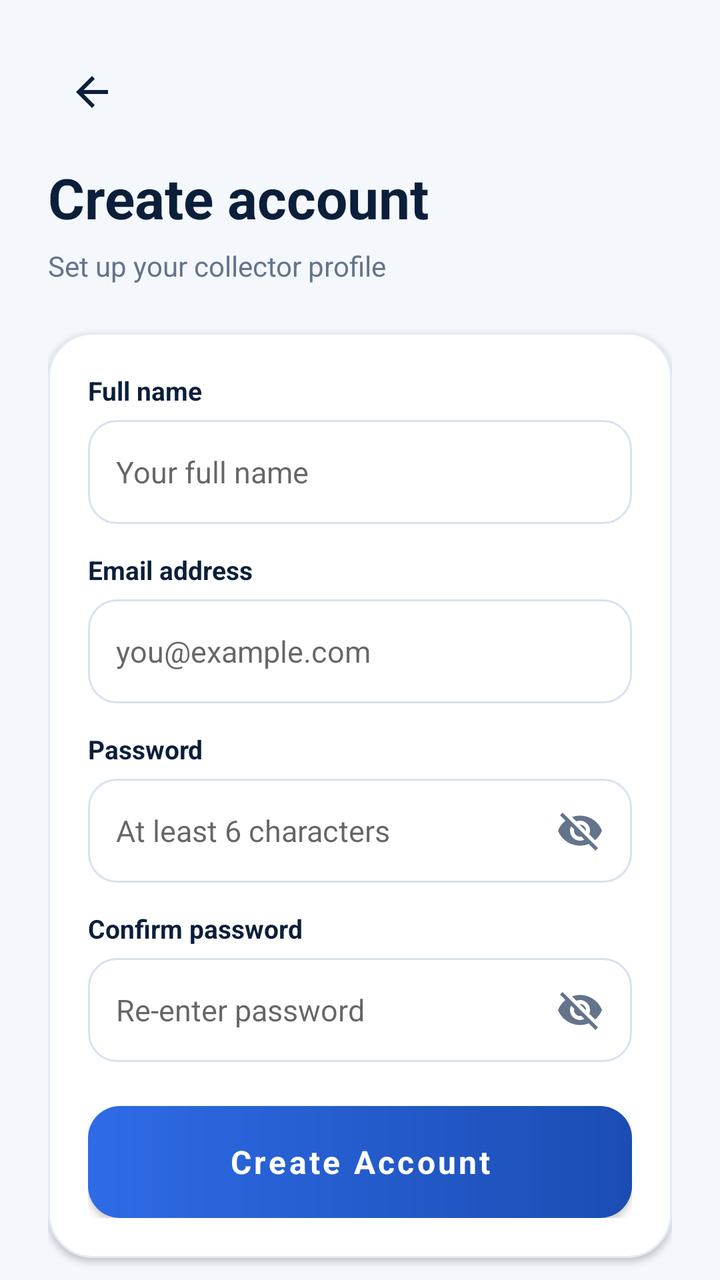
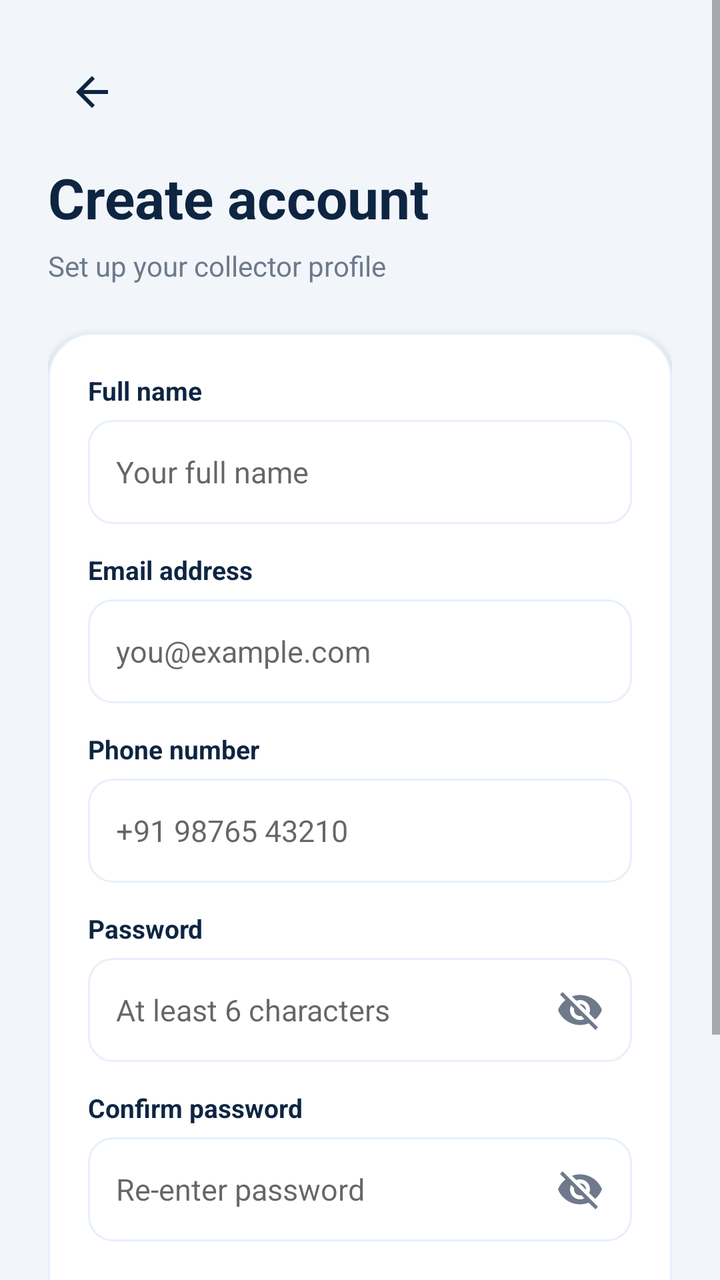

The first picture is an Android layout as it rendered before a commit; the second is the same layout after the commit. The layout source and the unified diff follow.
<!-- AndroidManifest.xml: application theme Theme.CSUCensus -->
<!-- res/layout/activity_signup.xml -->
<?xml version="1.0" encoding="utf-8"?>
<ScrollView
    xmlns:android="http://schemas.android.com/apk/res/android"
    xmlns:app="http://schemas.android.com/apk/res-auto"
    android:layout_width="match_parent"
    android:layout_height="match_parent"
    android:background="@color/background"
    android:fillViewport="true"
    android:scrollbars="none"
    >
    <LinearLayout
        android:layout_width="match_parent"
        android:layout_height="wrap_content"
        android:orientation="vertical"
        android:padding="24dp"
        >
        <ImageButton
            android:id="@+id/btnBack"
            android:layout_width="44dp"
            android:layout_height="44dp"
            android:src="@drawable/ic_back"
            android:background="?attr/selectableItemBackgroundBorderless"
            android:contentDescription="Back"
            app:tint="@color/navy" />
        <TextView
            android:layout_width="wrap_content"
            android:layout_height="wrap_content"
            android:text="Create account"
            android:textSize="28sp"
            android:textStyle="bold"
            android:textColor="@color/navy"
            android:layout_marginTop="12dp" />
        <TextView
            android:layout_width="wrap_content"
            android:layout_height="wrap_content"
            android:text="Set up your collector profile"
            android:textColor="@color/muted"
            android:textSize="14sp"
            android:layout_marginTop="6dp" />
        <LinearLayout
            android:layout_width="match_parent"
            android:layout_height="wrap_content"
            android:orientation="vertical"
            android:background="@drawable/bg_card"
            android:padding="20dp"
            android:layout_marginTop="24dp"
            android:elevation="2dp"
            >
            <TextView
                android:layout_width="wrap_content"
                android:layout_height="wrap_content"
                android:text="Full name"
                android:textColor="@color/navy"
                android:textStyle="bold"
                android:textSize="13sp" />
            <EditText
                android:id="@+id/etName"
                android:layout_width="match_parent"
                android:layout_height="52dp"
                android:hint="Your full name"
                android:paddingHorizontal="14dp"
                android:background="@drawable/bg_input"
                android:layout_marginTop="6dp"
                android:inputType="textPersonName"
                android:textColor="@color/navy"
                android:textSize="15sp" />
            <TextView
                android:layout_width="wrap_content"
                android:layout_height="wrap_content"
                android:text="Email address"
                android:textColor="@color/navy"
                android:textStyle="bold"
                android:textSize="13sp"
                android:layout_marginTop="14dp" />
            <EditText
                android:id="@+id/etEmail"
                android:layout_width="match_parent"
                android:layout_height="52dp"
                android:hint="you@example.com"
                android:inputType="textEmailAddress"
                android:paddingHorizontal="14dp"
                android:background="@drawable/bg_input"
                android:layout_marginTop="6dp"
                android:textColor="@color/navy"
                android:textSize="15sp" />
            <TextView
                android:layout_width="wrap_content"
                android:layout_height="wrap_content"
                android:text="Password"
                android:textColor="@color/navy"
                android:textStyle="bold"
                android:textSize="13sp"
                android:layout_marginTop="14dp" />
            <FrameLayout
                android:layout_width="match_parent"
                android:layout_height="52dp"
                android:layout_marginTop="6dp"
                >
                <EditText
                    android:id="@+id/etNewPassword"
                    android:layout_width="match_parent"
                    android:layout_height="match_parent"
                    android:hint="At least 6 characters"
                    android:inputType="textPassword"
                    android:paddingHorizontal="14dp"
                    android:paddingEnd="48dp"
                    android:background="@drawable/bg_input"
                    android:textColor="@color/navy"
                    android:textSize="15sp" />
                <ImageButton
                    android:id="@+id/btnTogglePassword"
                    android:layout_width="44dp"
                    android:layout_height="44dp"
                    android:layout_gravity="end|center_vertical"
                    android:layout_marginEnd="4dp"
                    android:src="@drawable/ic_eye_off"
                    android:background="?attr/selectableItemBackgroundBorderless"
                    android:contentDescription="Toggle password"
                    app:tint="@color/muted" />
            </FrameLayout>
            <TextView
                android:layout_width="wrap_content"
                android:layout_height="wrap_content"
                android:text="Confirm password"
                android:textColor="@color/navy"
                android:textStyle="bold"
                android:textSize="13sp"
                android:layout_marginTop="14dp" />
            <FrameLayout
                android:layout_width="match_parent"
                android:layout_height="52dp"
                android:layout_marginTop="6dp"
                >
                <EditText
                    android:id="@+id/etConfirmPassword"
                    android:layout_width="match_parent"
                    android:layout_height="match_parent"
                    android:hint="Re-enter password"
                    android:inputType="textPassword"
                    android:paddingHorizontal="14dp"
                    android:paddingEnd="48dp"
                    android:background="@drawable/bg_input"
                    android:textColor="@color/navy"
                    android:textSize="15sp" />
                <ImageButton
                    android:id="@+id/btnToggleConfirm"
                    android:layout_width="44dp"
                    android:layout_height="44dp"
                    android:layout_gravity="end|center_vertical"
                    android:layout_marginEnd="4dp"
                    android:src="@drawable/ic_eye_off"
                    android:background="?attr/selectableItemBackgroundBorderless"
                    android:contentDescription="Toggle password"
                    app:tint="@color/muted" />
            </FrameLayout>
            <com.google.android.material.button.MaterialButton
                android:id="@+id/btnCreate"
                android:layout_width="match_parent"
                android:layout_height="56dp"
                android:text="Create Account"
                android:textAllCaps="false"
                android:textSize="16sp"
                android:textStyle="bold"
                android:background="@drawable/bg_primary_button"
                app:backgroundTint="@null"
                android:layout_marginTop="22dp"
                app:cornerRadius="16dp" />
        </LinearLayout>
        <TextView
            android:id="@+id/tvBackLogin"
            android:layout_width="wrap_content"
            android:layout_height="wrap_content"
            android:text="Already have an account? Sign in"
            android:textColor="@color/blue"
            android:textStyle="bold"
            android:padding="16dp"
            android:layout_gravity="center"
            android:clickable="true"
            android:focusable="true" />
    </LinearLayout>
</ScrollView>
<!-- resources referenced by this layout -->
<resources>
  <color name="background">#F4F7FC</color>
  <color name="blue">#2E6BE6</color>
  <color name="muted">#64748B</color>
  <color name="navy">#0B1F3A</color>
  <!-- drawable bg_card (drawable) -->
  <?xml version="1.0" encoding="utf-8"?>
  <shape xmlns:android="http://schemas.android.com/apk/res/android">
      <solid android:color="@color/white" />
      <corners android:radius="22dp" />
      <stroke android:width="1dp" android:color="@color/line" />
  </shape>
  <!-- drawable bg_input (drawable) -->
  <?xml version="1.0" encoding="utf-8"?>
  <selector xmlns:android="http://schemas.android.com/apk/res/android">
      <item android:state_focused="true">
          <shape>
              <solid android:color="@color/white" />
              <corners android:radius="14dp" />
              <stroke android:width="2dp" android:color="@color/blue" />
          </shape>
      </item>
      <item>
          <shape>
              <solid android:color="@color/white" />
              <corners android:radius="14dp" />
              <stroke android:width="1dp" android:color="@color/input_stroke" />
          </shape>
      </item>
  </selector>
  <!-- drawable bg_primary_button (drawable) -->
  <?xml version="1.0" encoding="utf-8"?>
  <ripple xmlns:android="http://schemas.android.com/apk/res/android"
      android:color="#33FFFFFF">
      <item>
          <shape>
              <gradient
                  android:startColor="@color/blue"
                  android:endColor="@color/blue_dark"
                  android:angle="0" />
              <corners android:radius="16dp" />
          </shape>
      </item>
  </ripple>
  <!-- drawable ic_back (drawable) -->
  <?xml version="1.0" encoding="utf-8"?>
  <vector xmlns:android="http://schemas.android.com/apk/res/android"
      android:width="24dp" android:height="24dp"
      android:viewportWidth="24" android:viewportHeight="24">
      <path android:fillColor="#0E2542"
          android:pathData="M20,11H7.83l5.59,-5.59L12,4l-8,8 8,8 1.41,-1.41L7.83,13H20v-2z"/>
  </vector>
  <!-- drawable ic_eye_off (drawable) -->
  <?xml version="1.0" encoding="utf-8"?>
  <vector xmlns:android="http://schemas.android.com/apk/res/android"
      android:width="24dp" android:height="24dp"
      android:viewportWidth="24" android:viewportHeight="24">
      <path android:fillColor="#6E7A8C"
          android:pathData="M12,7c2.76,0 5,2.24 5,5 0,0.65 -0.13,1.26 -0.36,1.83l2.92,2.92c1.51,-1.26 2.7,-2.89 3.43,-4.75 -1.73,-4.39 -6,-7.5 -11,-7.5 -1.4,0 -2.74,0.25 -3.98,0.7l2.16,2.16C10.74,7.13 11.35,7 12,7zM2,4.27l2.28,2.28 0.46,0.46C3.08,8.3 1.78,10.02 1,12c1.73,4.39 6,7.5 11,7.5 1.55,0 3.03,-0.3 4.38,-0.84l0.42,0.42L19.73,22 21,20.73 3.27,3 2,4.27zM7.53,9.8l1.55,1.55c-0.05,0.21 -0.08,0.43 -0.08,0.65 0,1.66 1.34,3 3,3 0.22,0 0.44,-0.03 0.65,-0.08l1.55,1.55c-0.67,0.33 -1.41,0.53 -2.2,0.53 -2.76,0 -5,-2.24 -5,-5 0,-0.79 0.2,-1.53 0.53,-2.2zM11.84,9.02l3.15,3.15 0.02,-0.16c0,-1.66 -1.34,-3 -3,-3l-0.17,0.01z"/>
  </vector>
  <style name="Theme.CSUCensus" parent="Theme.MaterialComponents.DayNight.NoActionBar">
          <item name="colorPrimary">@color/blue</item>
          <item name="colorPrimaryVariant">@color/blue_dark</item>
          <item name="colorSecondary">@color/green</item>
          <item name="colorOnPrimary">@color/white</item>
          <item name="android:fontFamily">sans-serif</item>
          <item name="android:windowLightStatusBar">true</item>
          <item name="android:statusBarColor">@android:color/transparent</item>
          <item name="android:navigationBarColor">@color/white</item>
          <item name="android:windowLightNavigationBar">true</item>
          <item name="android:windowBackground">@color/background</item>
      </style>
  <color name="white">#FFFFFF</color>
  <color name="line">#E4EBF5</color>
  <color name="input_stroke">#D8E2F0</color>
  <color name="blue_dark">#1B4DB3</color>
  <color name="green">#1FA971</color>
</resources>

<!-- the commit's change to res/layout/activity_signup.xml (unified diff, before → after) -->
@@ -1,19 +1,15 @@
 <?xml version="1.0" encoding="utf-8"?>
-<ScrollView
-    xmlns:android="http://schemas.android.com/apk/res/android"
+<ScrollView xmlns:android="http://schemas.android.com/apk/res/android"
     xmlns:app="http://schemas.android.com/apk/res-auto"
     android:layout_width="match_parent"
     android:layout_height="match_parent"
     android:background="@color/background"
-    android:fillViewport="true"
-    android:scrollbars="none"
-    >
+    android:fillViewport="true">
     <LinearLayout
         android:layout_width="match_parent"
         android:layout_height="wrap_content"
         android:orientation="vertical"
-        android:padding="24dp"
-        >
+        android:padding="24dp">
         <ImageButton
             android:id="@+id/btnBack"
             android:layout_width="44dp"
@@ -44,8 +40,7 @@
             android:background="@drawable/bg_card"
             android:padding="20dp"
             android:layout_marginTop="24dp"
-            android:elevation="2dp"
-            >
+            android:elevation="2dp">
             <TextView
                 android:layout_width="wrap_content"
                 android:layout_height="wrap_content"
@@ -86,6 +81,25 @@
             <TextView
                 android:layout_width="wrap_content"
                 android:layout_height="wrap_content"
+                android:text="Phone number"
+                android:textColor="@color/navy"
+                android:textStyle="bold"
+                android:textSize="13sp"
+                android:layout_marginTop="14dp" />
+            <EditText
+                android:id="@+id/etPhone"
+                android:layout_width="match_parent"
+                android:layout_height="52dp"
+                android:hint="+91 98765 43210"
+                android:inputType="phone"
+                android:paddingHorizontal="14dp"
+                android:background="@drawable/bg_input"
+                android:layout_marginTop="6dp"
+                android:textColor="@color/navy"
+                android:textSize="15sp" />
+            <TextView
+                android:layout_width="wrap_content"
+                android:layout_height="wrap_content"
                 android:text="Password"
                 android:textColor="@color/navy"
                 android:textStyle="bold"
@@ -94,8 +108,7 @@
             <FrameLayout
                 android:layout_width="match_parent"
                 android:layout_height="52dp"
-                android:layout_marginTop="6dp"
-                >
+                android:layout_marginTop="6dp">
                 <EditText
                     android:id="@+id/etNewPassword"
                     android:layout_width="match_parent"
@@ -115,7 +128,7 @@
                     android:layout_marginEnd="4dp"
                     android:src="@drawable/ic_eye_off"
                     android:background="?attr/selectableItemBackgroundBorderless"
-                    android:contentDescription="Toggle password"
+                    android:contentDescription="Toggle"
                     app:tint="@color/muted" />
             </FrameLayout>
             <TextView
@@ -129,8 +142,7 @@
             <FrameLayout
                 android:layout_width="match_parent"
                 android:layout_height="52dp"
-                android:layout_marginTop="6dp"
-                >
+                android:layout_marginTop="6dp">
                 <EditText
                     android:id="@+id/etConfirmPassword"
                     android:layout_width="match_parent"
@@ -150,21 +162,20 @@
                     android:layout_marginEnd="4dp"
                     android:src="@drawable/ic_eye_off"
                     android:background="?attr/selectableItemBackgroundBorderless"
-                    android:contentDescription="Toggle password"
+                    android:contentDescription="Toggle"
                     app:tint="@color/muted" />
             </FrameLayout>
             <com.google.android.material.button.MaterialButton
                 android:id="@+id/btnCreate"
                 android:layout_width="match_parent"
-                android:layout_height="56dp"
+                android:layout_height="54dp"
                 android:text="Create Account"
                 android:textAllCaps="false"
                 android:textSize="16sp"
                 android:textStyle="bold"
-                android:background="@drawable/bg_primary_button"
-                app:backgroundTint="@null"
+                android:backgroundTint="@color/blue"
                 android:layout_marginTop="22dp"
-                app:cornerRadius="16dp" />
+                app:cornerRadius="14dp" />
         </LinearLayout>
         <TextView
             android:id="@+id/tvBackLogin"
@@ -174,8 +185,6 @@
             android:textColor="@color/blue"
             android:textStyle="bold"
             android:padding="16dp"
-            android:layout_gravity="center"
-            android:clickable="true"
-            android:focusable="true" />
+            android:layout_gravity="center" />
     </LinearLayout>
 </ScrollView>
<!-- resource entries referenced after the edit -->
@@ -1,9 +1,9 @@
 <!-- resources referenced by this layout -->
 <resources>
-  <color name="background">#F4F7FC</color>
-  <color name="blue">#2E6BE6</color>
-  <color name="muted">#64748B</color>
-  <color name="navy">#0B1F3A</color>
+  <color name="background">#F2F6FA</color>
+  <color name="blue">#255DB0</color>
+  <color name="muted">#6E7A8C</color>
+  <color name="navy">#0E2542</color>
   <!-- drawable bg_card (drawable) -->
   <?xml version="1.0" encoding="utf-8"?>
   <shape xmlns:android="http://schemas.android.com/apk/res/android">
@@ -13,36 +13,11 @@
   </shape>
   <!-- drawable bg_input (drawable) -->
   <?xml version="1.0" encoding="utf-8"?>
-  <selector xmlns:android="http://schemas.android.com/apk/res/android">
-      <item android:state_focused="true">
-          <shape>
-              <solid android:color="@color/white" />
-              <corners android:radius="14dp" />
-              <stroke android:width="2dp" android:color="@color/blue" />
-          </shape>
-      </item>
-      <item>
-          <shape>
-              <solid android:color="@color/white" />
-              <corners android:radius="14dp" />
-              <stroke android:width="1dp" android:color="@color/input_stroke" />
-          </shape>
-      </item>
-  </selector>
-  <!-- drawable bg_primary_button (drawable) -->
-  <?xml version="1.0" encoding="utf-8"?>
-  <ripple xmlns:android="http://schemas.android.com/apk/res/android"
-      android:color="#33FFFFFF">
-      <item>
-          <shape>
-              <gradient
-                  android:startColor="@color/blue"
-                  android:endColor="@color/blue_dark"
-                  android:angle="0" />
-              <corners android:radius="16dp" />
-          </shape>
-      </item>
-  </ripple>
+  <shape xmlns:android="http://schemas.android.com/apk/res/android" android:shape="rectangle">
+      <solid android:color="@color/white" />
+      <corners android:radius="12dp" />
+      <stroke android:width="1dp" android:color="@color/line" />
+  </shape>
   <!-- drawable ic_back (drawable) -->
   <?xml version="1.0" encoding="utf-8"?>
   <vector xmlns:android="http://schemas.android.com/apk/res/android"
@@ -72,9 +47,8 @@
           <item name="android:windowBackground">@color/background</item>
       </style>
   <color name="white">#FFFFFF</color>
-  <color name="line">#E4EBF5</color>
-  <color name="input_stroke">#D8E2F0</color>
-  <color name="blue_dark">#1B4DB3</color>
-  <color name="green">#1FA971</color>
+  <color name="line">#E6F0FB</color>
+  <color name="blue_dark">#1E4A8C</color>
+  <color name="green">#2A966B</color>
 </resources>
 
